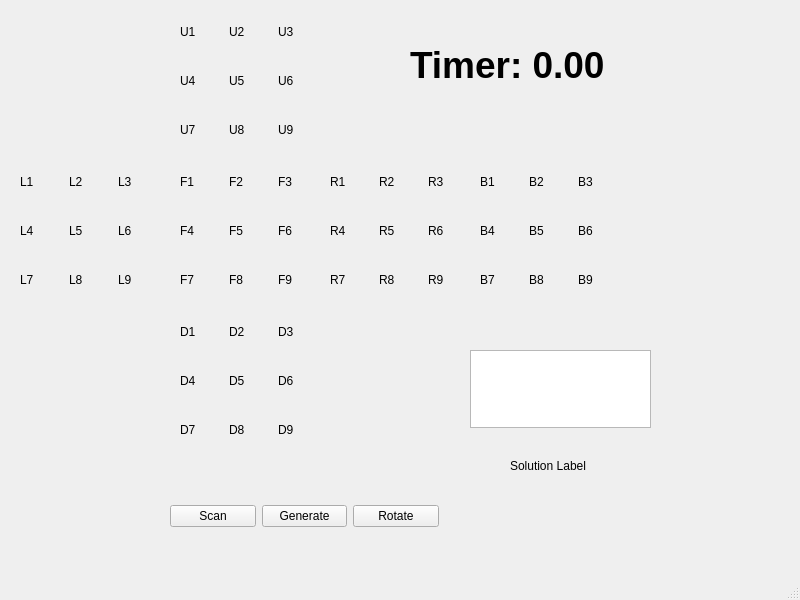
Hzhang11/SeniorDesign, file Cube_display/mainwindow.ui: the form before one commit.
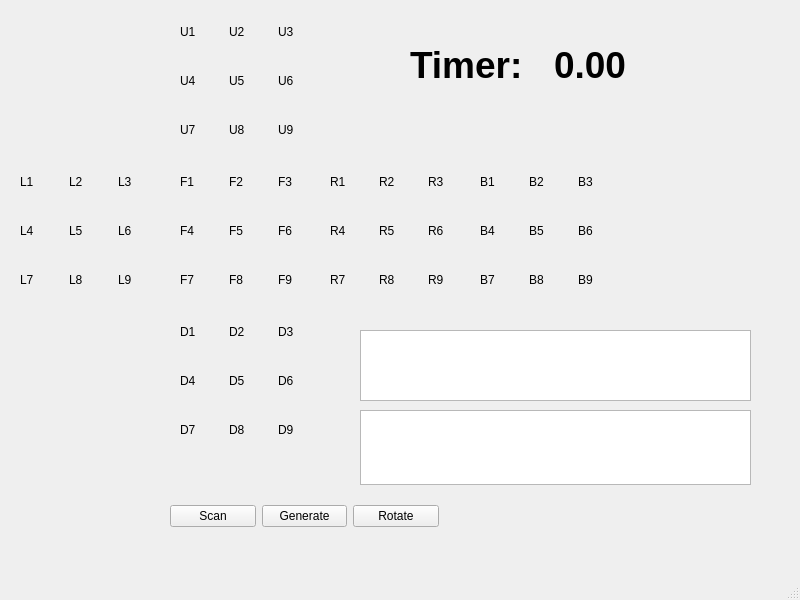
The form after the commit.

```diff
--- a/Cube_display/mainwindow.ui
+++ b/Cube_display/mainwindow.ui
@@ -437,10 +437,10 @@
    <widget class="QTextEdit" name="textEdit">
     <property name="geometry">
      <rect>
-      <x>470</x>
-      <y>350</y>
-      <width>181</width>
-      <height>78</height>
+      <x>360</x>
+      <y>330</y>
+      <width>391</width>
+      <height>71</height>
      </rect>
     </property>
    </widget>
@@ -1119,19 +1119,6 @@
      </item>
     </layout>
    </widget>
-   <widget class="QLabel" name="solutionLabel">
-    <property name="geometry">
-     <rect>
-      <x>510</x>
-      <y>450</y>
-      <width>301</width>
-      <height>31</height>
-     </rect>
-    </property>
-    <property name="text">
-     <string>Solution Label</string>
-    </property>
-   </widget>
    <widget class="QWidget" name="gridLayoutWidget_3">
     <property name="geometry">
      <rect>
@@ -1342,12 +1329,12 @@
      </item>
     </layout>
    </widget>
-   <widget class="QWidget" name="">
+   <widget class="QWidget" name="layoutWidget">
     <property name="geometry">
      <rect>
       <x>410</x>
       <y>40</y>
-      <width>198</width>
+      <width>281</width>
       <height>52</height>
      </rect>
     </property>
@@ -1355,19 +1342,29 @@
      <item>
       <widget class="QLabel" name="label">
        <property name="text">
-        <string>&lt;html&gt;&lt;head/&gt;&lt;body&gt;&lt;p&gt;&lt;span style=&quot; font-size:28pt; font-weight:600;&quot;&gt;Timer:&lt;/span&gt;&lt;/p&gt;&lt;/body&gt;&lt;/html&gt;</string>
+        <string>&lt;html&gt;&lt;head/&gt;&lt;body&gt;&lt;p&gt;&lt;span style=&quot; font-size:28pt; font-weight:600;&quot;&gt;Timer: &lt;/span&gt;&lt;/p&gt;&lt;/body&gt;&lt;/html&gt;</string>
        </property>
       </widget>
      </item>
      <item>
       <widget class="QLabel" name="timerLabel">
        <property name="text">
-        <string>&lt;html&gt;&lt;head/&gt;&lt;body&gt;&lt;p align=&quot;center&quot;&gt;&lt;span style=&quot; font-size:28pt; font-weight:600;&quot;&gt;0.00&lt;/span&gt;&lt;/p&gt;&lt;/body&gt;&lt;/html&gt;</string>
+        <string>&lt;html&gt;&lt;head/&gt;&lt;body&gt;&lt;p&gt;&lt;span style=&quot; font-size:28pt; font-weight:600;&quot;&gt;    0.00 &lt;/span&gt;&lt;/p&gt;&lt;/body&gt;&lt;/html&gt;</string>
        </property>
       </widget>
      </item>
     </layout>
    </widget>
+   <widget class="QTextEdit" name="colorText">
+    <property name="geometry">
+     <rect>
+      <x>360</x>
+      <y>410</y>
+      <width>391</width>
+      <height>75</height>
+     </rect>
+    </property>
+   </widget>
   </widget>
   <widget class="QMenuBar" name="menubar">
    <property name="geometry">
```
Left out of the diff: 2 changed lines with no effect on the pictures.
